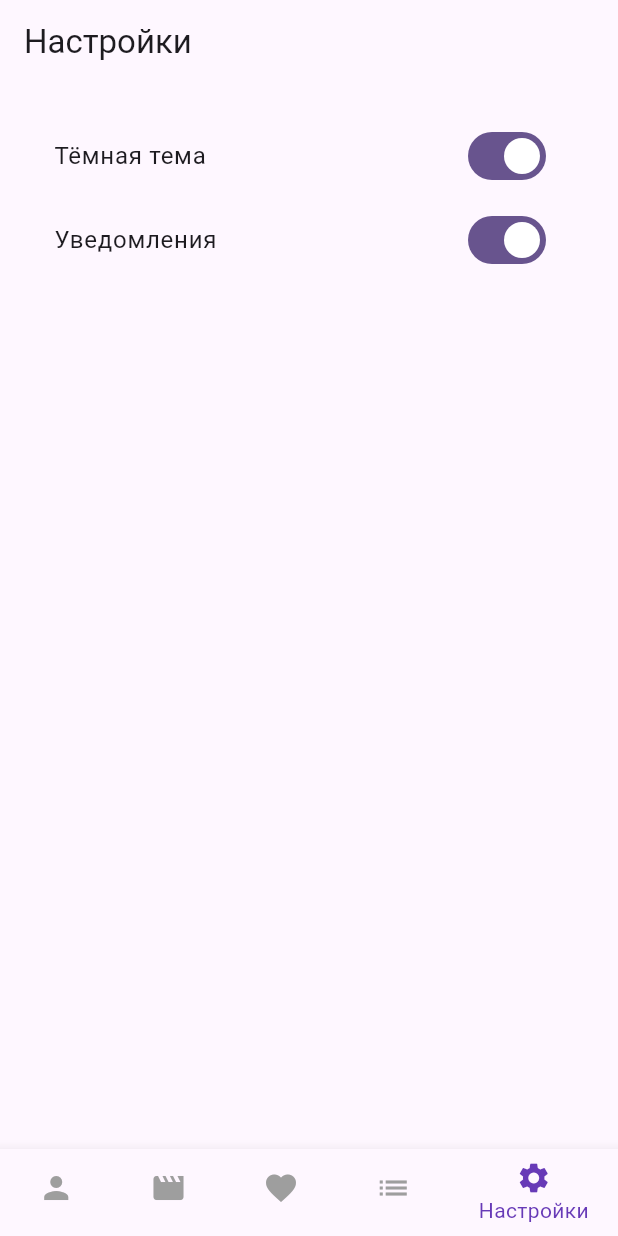
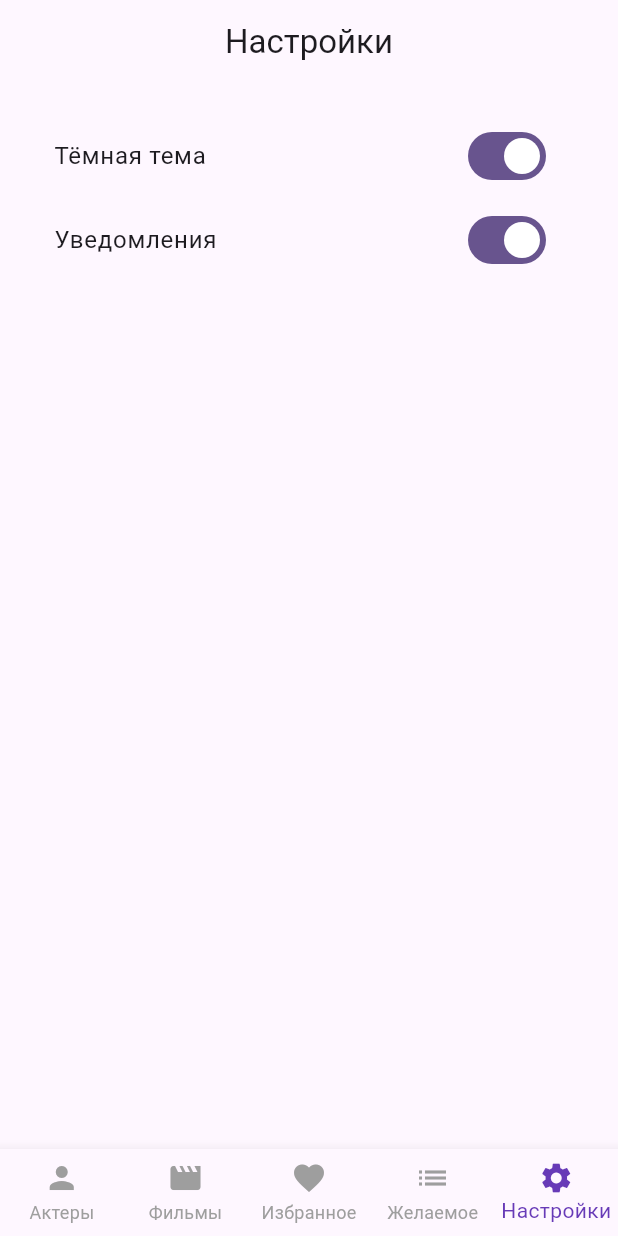
Before and after one commit to VAC2UM/flutter_projects, a Flutter app: the screen it shows after launch, item 5 of the bottom bar chosen, after a tap on "Тёмная тема", on a phone screen of 412 x 824 dp. Run offline on Flutter 3.47's test engine with Material 3 defaults, Android fonts, the phone set to English and light mode, and no system bars.

Commit message:
Финальные изменения по структуре

```diff
--- /dev/null
+++ b/lib/app.dart
@@ -0,0 +1,83 @@
+import 'package:flutter/material.dart';
+import 'shared/app_theme.dart';
+import 'features/movies/movies_feature.dart';
+import 'features/watchlist/watchlist_feature.dart';
+import 'features/favorites/favorites_feature.dart';
+import 'features/profile/profile_feature.dart';
+import 'features/settings/settings_feature.dart';
+
+class MyApp extends StatelessWidget {
+  const MyApp({super.key});
+
+  @override
+  Widget build(BuildContext context) {
+    return MaterialApp(
+      title: 'Фильмотека',
+      theme: AppTheme.lightTheme,
+      darkTheme: AppTheme.darkTheme,
+      home: const MyHomePage(title: 'Моя информация'),
+    );
+  }
+}
+
+class MyHomePage extends StatefulWidget {
+  const MyHomePage({super.key, required this.title});
+  final String title;
+
+  @override
+  State<MyHomePage> createState() => _MyHomePageState();
+}
+
+class _MyHomePageState extends State<MyHomePage> {
+  int _selectedIndex = 0;
+
+  Widget _getScreen(int index) {
+    switch (index) {
+      case 0:
+        return const ProfileContainer(child: ProfileScreen());
+      case 1:
+        return const MoviesContainer(child: MoviesListScreen());
+      case 2:
+        return const FavoritesContainer(child: FavoritesScreen());
+      case 3:
+        return const WatchlistContainer(child: WatchlistScreen());
+      case 4:
+        return const SettingsScreen();
+      default:
+        return const ProfileContainer(child: ProfileScreen());
+    }
+  }
+
+  void _onItemTapped(int index) {
+    setState(() {
+      _selectedIndex = index;
+    });
+  }
+
+  @override
+  Widget build(BuildContext context) {
+    return Scaffold(
+      body: _getScreen(_selectedIndex),
+      bottomNavigationBar: BottomNavigationBar(
+        currentIndex: _selectedIndex,
+        selectedItemColor: Colors.deepPurple,
+        unselectedItemColor: Colors.grey,
+        onTap: _onItemTapped,
+        type: BottomNavigationBarType.fixed,
+        items: const [
+          BottomNavigationBarItem(icon: Icon(Icons.person), label: 'Актеры'),
+          BottomNavigationBarItem(icon: Icon(Icons.movie), label: 'Фильмы'),
+          BottomNavigationBarItem(
+            icon: Icon(Icons.favorite),
+            label: 'Избранное',
+          ),
+          BottomNavigationBarItem(icon: Icon(Icons.list), label: 'Желаемое'),
+          BottomNavigationBarItem(
+            icon: Icon(Icons.settings),
+            label: 'Настройки',
+          ),
+        ],
+      ),
+    );
+  }
+}
--- a/lib/main.dart
+++ b/lib/main.dart
@@ -1,71 +1,6 @@
 import 'package:flutter/material.dart';
-import 'package:flutter_projects/screens/favorites_screen.dart';
-import 'package:flutter_projects/screens/profile_screen.dart';
-import 'package:flutter_projects/screens/movies_screen.dart';
-import 'package:flutter_projects/screens/settings_screen.dart';
-import 'package:flutter_projects/screens/watchlist_screen.dart';
+import 'app.dart';
 
 void main() {
   runApp(const MyApp());
 }
-
-class MyApp extends StatelessWidget {
-  const MyApp({super.key});
-
-  @override
-  Widget build(BuildContext context) {
-    return MaterialApp(
-      title: 'Фильмотека',
-      theme: ThemeData(
-        colorScheme: ColorScheme.fromSeed(seedColor: Colors.deepPurple),
-      ),
-      home: const MyHomePage(title: 'Моя информация'),
-    );
-  }
-}
-
-class MyHomePage extends StatefulWidget {
-  const MyHomePage({super.key, required this.title});
-  final String title;
-
-  @override
-  State<MyHomePage> createState() => _MyHomePageState();
-}
-
-class _MyHomePageState extends State<MyHomePage> {
-  int _selectedIndex = 0;
-
-  final List<Widget> _screens = [
-    const ProfileScreen(),
-    const MoviesScreen(),
-    const FavoritesScreen(),
-    const WatchlistScreen(),
-    const SettingsScreen(),
-  ];
-
-  void _onItemTapped(int index) {
-    setState(() {
-      _selectedIndex = index;
-    });
-  }
-
-  @override
-  Widget build(BuildContext context) {
-    return Scaffold(
-      body: _screens[_selectedIndex],
-      bottomNavigationBar: BottomNavigationBar(
-        currentIndex: _selectedIndex,
-        selectedItemColor: Colors.deepPurple,
-        unselectedItemColor: Colors.grey,
-        onTap: _onItemTapped,
-        items: const [
-          BottomNavigationBarItem(icon: Icon(Icons.person), label: 'Актеры'),
-          BottomNavigationBarItem(icon: Icon(Icons.movie), label: 'Фильмы'),
-          BottomNavigationBarItem(icon: Icon(Icons.favorite), label: 'Избранное'),
-          BottomNavigationBarItem(icon: Icon(Icons.list), label: 'Желаемое'),
-          BottomNavigationBarItem(icon: Icon(Icons.settings), label: 'Настройки'),
-        ],
-      ),
-    );
-  }
-}
--- a/lib/screens/profile_screen.dart
+++ /dev/null
@@ -1,96 +0,0 @@
-import 'package:flutter/material.dart';
-
-class ProfileScreen extends StatefulWidget {
-  const ProfileScreen({super.key});
-
-  @override
-  State<ProfileScreen> createState() => _ProfileScreenState();
-}
-
-class _ProfileScreenState extends State<ProfileScreen> {
-  final TextEditingController _controller = TextEditingController();
-  final List<String> _favoriteActors = [];
-
-  void _addActor() {
-    final actor = _controller.text.trim();
-    if (actor.isNotEmpty) {
-      setState(() {
-        _favoriteActors.add(actor);
-      });
-      _controller.clear();
-    }
-  }
-
-  void _removeActor(int index) {
-    setState(() {
-      _favoriteActors.removeAt(index);
-    });
-  }
-
-  @override
-  void dispose() {
-    _controller.dispose();
-    super.dispose();
-  }
-
-  @override
-  Widget build(BuildContext context) {
-    return Scaffold(
-      appBar: AppBar(title: const Text('Любимые актёры')),
-      body: Padding(
-        padding: const EdgeInsets.all(20.0),
-        child: Column(
-          children: [
-            TextField(
-              controller: _controller,
-              decoration: const InputDecoration(
-                border: OutlineInputBorder(),
-                labelText: 'Введите имя актёра',
-              ),
-            ),
-            const SizedBox(height: 10),
-            ElevatedButton(
-              onPressed: _addActor,
-              child: const Text('Добавить актёра'),
-            ),
-            const SizedBox(height: 20),
-            Expanded(
-              child: SingleChildScrollView(
-                child: Column(
-                  children: _favoriteActors.asMap().entries.map((entry) {
-                    final index = entry.key;
-                    final actor = entry.value;
-                    return Container(
-                      width: double.infinity,
-                      margin: const EdgeInsets.symmetric(vertical: 4),
-                      padding: const EdgeInsets.all(12),
-                      decoration: BoxDecoration(
-                        color: Colors.blue[100],
-                        borderRadius: BorderRadius.circular(8),
-                        border: Border.all(color: Colors.blue),
-                      ),
-                      child: Row(
-                        children: [
-                          Expanded(
-                            child: Text(
-                              actor,
-                              style: const TextStyle(fontSize: 16),
-                            ),
-                          ),
-                          IconButton(
-                            icon: const Icon(Icons.delete, color: Colors.red),
-                            onPressed: () => _removeActor(index),
-                          ),
-                        ],
-                      ),
-                    );
-                  }).toList(),
-                ),
-              ),
-            ),
-          ],
-        ),
-      ),
-    );
-  }
-}
--- a/lib/screens/settings_screen.dart
+++ /dev/null
@@ -1,45 +0,0 @@
-import 'package:flutter/material.dart';
-
-class SettingsScreen extends StatefulWidget {
-  const SettingsScreen({super.key});
-
-  @override
-  State<SettingsScreen> createState() => _SettingsScreenState();
-}
-
-class _SettingsScreenState extends State<SettingsScreen> {
-  bool _darkTheme = false;
-  bool _notifications = true;
-
-  @override
-  Widget build(BuildContext context) {
-    return Scaffold(
-      appBar: AppBar(title: const Text('Настройки')),
-      body: SingleChildScrollView(
-        padding: const EdgeInsets.all(20.0),
-        child: Column(
-          children: [
-            SwitchListTile(
-              title: const Text('Тёмная тема'),
-              value: _darkTheme,
-              onChanged: (value) {
-                setState(() {
-                  _darkTheme = value;
-                });
-              },
-            ),
-            SwitchListTile(
-              title: const Text('Уведомления'),
-              value: _notifications,
-              onChanged: (value) {
-                setState(() {
-                  _notifications = value;
-                });
-              },
-            ),
-          ],
-        ),
-      ),
-    );
-  }
-}
--- /dev/null
+++ b/lib/shared/app_theme.dart
@@ -0,0 +1,51 @@
+import 'package:flutter/material.dart';
+
+class AppTheme {
+  static ThemeData get lightTheme {
+    return ThemeData(
+      useMaterial3: true,
+      colorScheme: ColorScheme.fromSeed(
+        seedColor: Colors.deepPurple,
+        brightness: Brightness.light,
+      ),
+      appBarTheme: const AppBarTheme(centerTitle: true, elevation: 0),
+      elevatedButtonTheme: ElevatedButtonThemeData(
+        style: ElevatedButton.styleFrom(
+          padding: const EdgeInsets.symmetric(horizontal: 24, vertical: 12),
+          shape: RoundedRectangleBorder(borderRadius: BorderRadius.circular(8)),
+        ),
+      ),
+      inputDecorationTheme: InputDecorationTheme(
+        border: OutlineInputBorder(borderRadius: BorderRadius.circular(8)),
+        contentPadding: const EdgeInsets.symmetric(
+          horizontal: 16,
+          vertical: 12,
+        ),
+      ),
+    );
+  }
+
+  static ThemeData get darkTheme {
+    return ThemeData(
+      useMaterial3: true,
+      colorScheme: ColorScheme.fromSeed(
+        seedColor: Colors.deepPurple,
+        brightness: Brightness.dark,
+      ),
+      appBarTheme: const AppBarTheme(centerTitle: true, elevation: 0),
+      elevatedButtonTheme: ElevatedButtonThemeData(
+        style: ElevatedButton.styleFrom(
+          padding: const EdgeInsets.symmetric(horizontal: 24, vertical: 12),
+          shape: RoundedRectangleBorder(borderRadius: BorderRadius.circular(8)),
+        ),
+      ),
+      inputDecorationTheme: InputDecorationTheme(
+        border: OutlineInputBorder(borderRadius: BorderRadius.circular(8)),
+        contentPadding: const EdgeInsets.symmetric(
+          horizontal: 16,
+          vertical: 12,
+        ),
+      ),
+    );
+  }
+}
--- /dev/null
+++ b/lib/shared/widgets/empty_state.dart
@@ -0,0 +1,49 @@
+import 'package:flutter/material.dart';
+
+class EmptyState extends StatelessWidget {
+  final IconData icon;
+  final String title;
+  final String subtitle;
+  final Widget? action;
+
+  const EmptyState({
+    super.key,
+    required this.icon,
+    required this.title,
+    required this.subtitle,
+    this.action,
+  });
+
+  @override
+  Widget build(BuildContext context) {
+    return Center(
+      child: Padding(
+        padding: const EdgeInsets.all(32.0),
+        child: Column(
+          mainAxisAlignment: MainAxisAlignment.center,
+          children: [
+            Icon(icon, size: 64, color: Colors.grey[400]),
+            const SizedBox(height: 16),
+            Text(
+              title,
+              style: Theme.of(context).textTheme.headlineSmall?.copyWith(
+                color: Colors.grey[600],
+                fontWeight: FontWeight.bold,
+              ),
+              textAlign: TextAlign.center,
+            ),
+            const SizedBox(height: 8),
+            Text(
+              subtitle,
+              style: Theme.of(
+                context,
+              ).textTheme.bodyMedium?.copyWith(color: Colors.grey[500]),
+              textAlign: TextAlign.center,
+            ),
+            if (action != null) ...[const SizedBox(height: 24), action!],
+          ],
+        ),
+      ),
+    );
+  }
+}
```
Also changed, not shown: lib/screens/favorites_screen.dart (deleted, +0 -88 lines), lib/screens/movies_screen.dart (deleted, +0 -82 lines), lib/screens/watchlist_screen.dart (deleted, +0 -68 lines), 1 other file.
